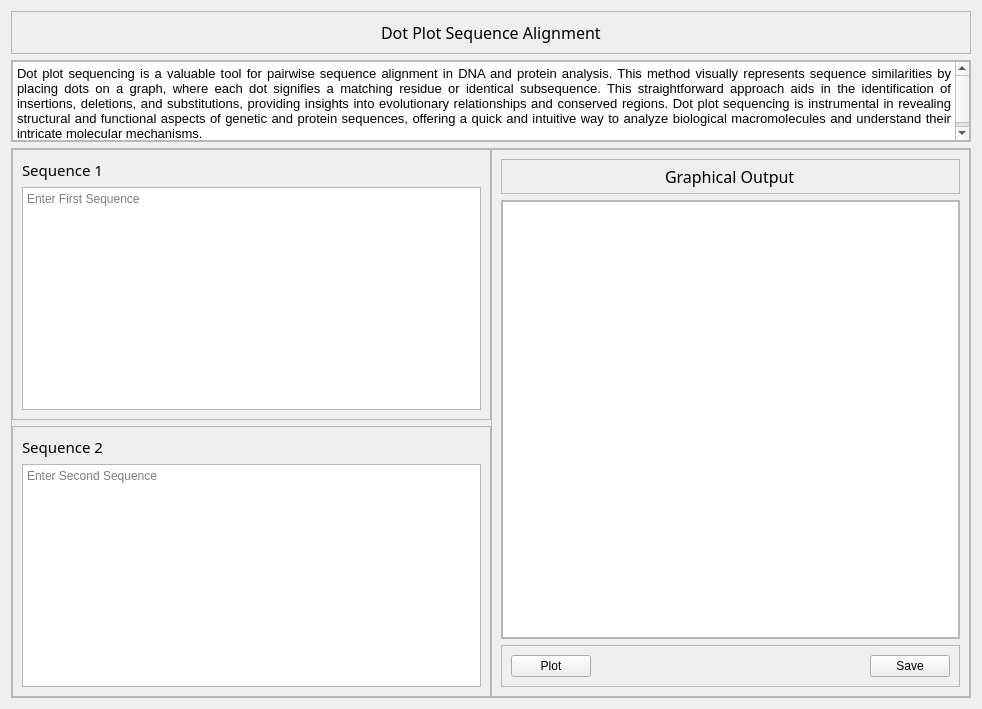
Above: ui/tabs/dot_plot.ui from bryancastillo10/BioBytes-PairSync before the change. Below: the same form after it.
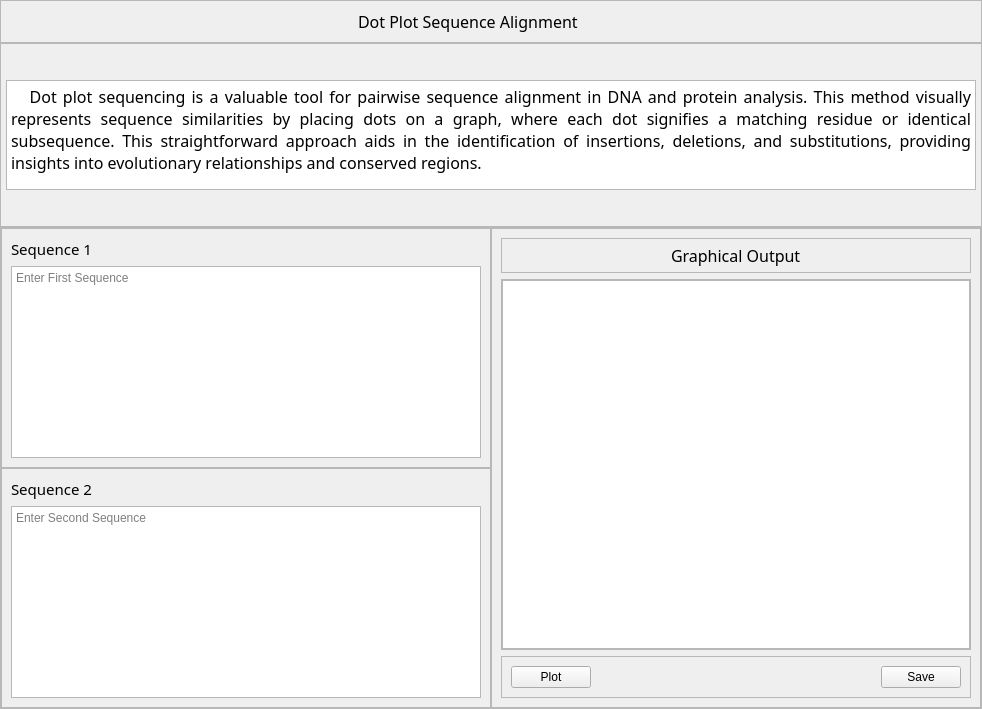
That is the form after the change. Icons and pictures are not drawn.

Commit message: dot_plot style updated

```diff
--- a/ui/tabs/dot_plot.ui
+++ b/ui/tabs/dot_plot.ui
@@ -14,7 +14,22 @@
    <string>Form</string>
   </property>
   <layout class="QVBoxLayout" name="verticalLayout">
-   <item alignment="Qt::AlignTop">
+   <property name="spacing">
+    <number>0</number>
+   </property>
+   <property name="leftMargin">
+    <number>0</number>
+   </property>
+   <property name="topMargin">
+    <number>0</number>
+   </property>
+   <property name="rightMargin">
+    <number>0</number>
+   </property>
+   <property name="bottomMargin">
+    <number>0</number>
+   </property>
+   <item>
     <widget class="QFrame" name="title">
      <property name="frameShape">
       <enum>QFrame::StyledPanel</enum>
@@ -22,8 +37,8 @@
      <property name="frameShadow">
       <enum>QFrame::Raised</enum>
      </property>
-     <layout class="QVBoxLayout" name="verticalLayout_2">
-      <item alignment="Qt::AlignHCenter|Qt::AlignTop">
+     <layout class="QGridLayout" name="gridLayout_3">
+      <item row="0" column="3" alignment="Qt::AlignHCenter">
        <widget class="QLabel" name="label">
         <property name="font">
          <font>
@@ -36,10 +51,29 @@
         </property>
        </widget>
       </item>
+      <item row="0" column="4">
+       <widget class="QLabel" name="label_5">
+        <property name="maximumSize">
+         <size>
+          <width>40</width>
+          <height>40</height>
+         </size>
+        </property>
+        <property name="text">
+         <string/>
+        </property>
+        <property name="pixmap">
+         <pixmap resource="../../static/resources_rc.qrc">:/images/images/scatter.png</pixmap>
+        </property>
+        <property name="scaledContents">
+         <bool>true</bool>
+        </property>
+       </widget>
+      </item>
      </layout>
     </widget>
    </item>
-   <item alignment="Qt::AlignTop">
+   <item>
     <widget class="QFrame" name="des">
      <property name="frameShape">
       <enum>QFrame::StyledPanel</enum>
@@ -49,16 +83,16 @@
      </property>
      <layout class="QVBoxLayout" name="verticalLayout_3">
       <property name="spacing">
-       <number>5</number>
+       <number>0</number>
       </property>
       <property name="leftMargin">
-       <number>0</number>
+       <number>5</number>
       </property>
       <property name="topMargin">
        <number>0</number>
       </property>
       <property name="rightMargin">
-       <number>0</number>
+       <number>5</number>
       </property>
       <property name="bottomMargin">
        <number>0</number>
@@ -68,15 +102,21 @@
         <property name="maximumSize">
          <size>
           <width>16777215</width>
-          <height>80</height>
+          <height>110</height>
          </size>
         </property>
+        <property name="font">
+         <font>
+          <family>Noto Sans</family>
+          <pointsize>12</pointsize>
+         </font>
+        </property>
         <property name="html">
          <string>&lt;!DOCTYPE HTML PUBLIC &quot;-//W3C//DTD HTML 4.0//EN&quot; &quot;http://www.w3.org/TR/REC-html40/strict.dtd&quot;&gt;
 &lt;html&gt;&lt;head&gt;&lt;meta name=&quot;qrichtext&quot; content=&quot;1&quot; /&gt;&lt;style type=&quot;text/css&quot;&gt;
 p, li { white-space: pre-wrap; }
-&lt;/style&gt;&lt;/head&gt;&lt;body style=&quot; font-family:'PMingLiU'; font-size:9pt; font-weight:400; font-style:normal;&quot;&gt;
-&lt;p align=&quot;justify&quot; style=&quot; margin-top:0px; margin-bottom:0px; margin-left:0px; margin-right:0px; -qt-block-indent:0; text-indent:0px;&quot;&gt;&lt;span style=&quot; font-size:10pt;&quot;&gt;Dot plot sequencing is a valuable tool for pairwise sequence alignment in DNA and protein analysis. This method visually represents sequence similarities by placing dots on a graph, where each dot signifies a matching residue or identical subsequence. This straightforward approach aids in the identification of insertions, deletions, and substitutions, providing insights into evolutionary relationships and conserved regions. Dot plot sequencing is instrumental in revealing structural and functional aspects of genetic and protein sequences, offering a quick and intuitive way to analyze biological macromolecules and understand their intricate molecular mechanisms.&lt;/span&gt;&lt;/p&gt;&lt;/body&gt;&lt;/html&gt;</string>
+&lt;/style&gt;&lt;/head&gt;&lt;body style=&quot; font-family:'Noto Sans'; font-size:12pt; font-weight:400; font-style:normal;&quot;&gt;
+&lt;p align=&quot;justify&quot; style=&quot; margin-top:0px; margin-bottom:0px; margin-left:0px; margin-right:0px; -qt-block-indent:0; text-indent:0px;&quot;&gt;&lt;span style=&quot; font-family:'PMingLiU';&quot;&gt;   Dot plot sequencing is a valuable tool for pairwise sequence alignment in DNA and protein analysis. This method visually represents sequence similarities by placing dots on a graph, where each dot signifies a matching residue or identical subsequence. This straightforward approach aids in the identification of insertions, deletions, and substitutions, providing insights into evolutionary relationships and conserved regions. &lt;/span&gt;&lt;/p&gt;&lt;/body&gt;&lt;/html&gt;</string>
         </property>
        </widget>
       </item>
@@ -110,7 +150,7 @@
       <property name="bottomMargin">
        <number>0</number>
       </property>
-      <property name="horizontalSpacing">
+      <property name="spacing">
        <number>0</number>
       </property>
       <item row="1" column="0">
@@ -273,6 +313,10 @@
               <property name="text">
                <string>Plot</string>
               </property>
+              <property name="icon">
+               <iconset resource="../../static/resources_rc.qrc">
+                <normaloff>:/icons/icons/pie-chart.svg</normaloff>:/icons/icons/pie-chart.svg</iconset>
+              </property>
              </widget>
             </item>
             <item>
@@ -293,6 +337,10 @@
               <property name="text">
                <string>Save</string>
               </property>
+              <property name="icon">
+               <iconset resource="../../static/resources_rc.qrc">
+                <normaloff>:/icons/icons/save.svg</normaloff>:/icons/icons/save.svg</iconset>
+              </property>
              </widget>
             </item>
            </layout>
```
Left out of the diff: 4 changed lines with no effect on the pictures. The commit also changes 14 other files.
